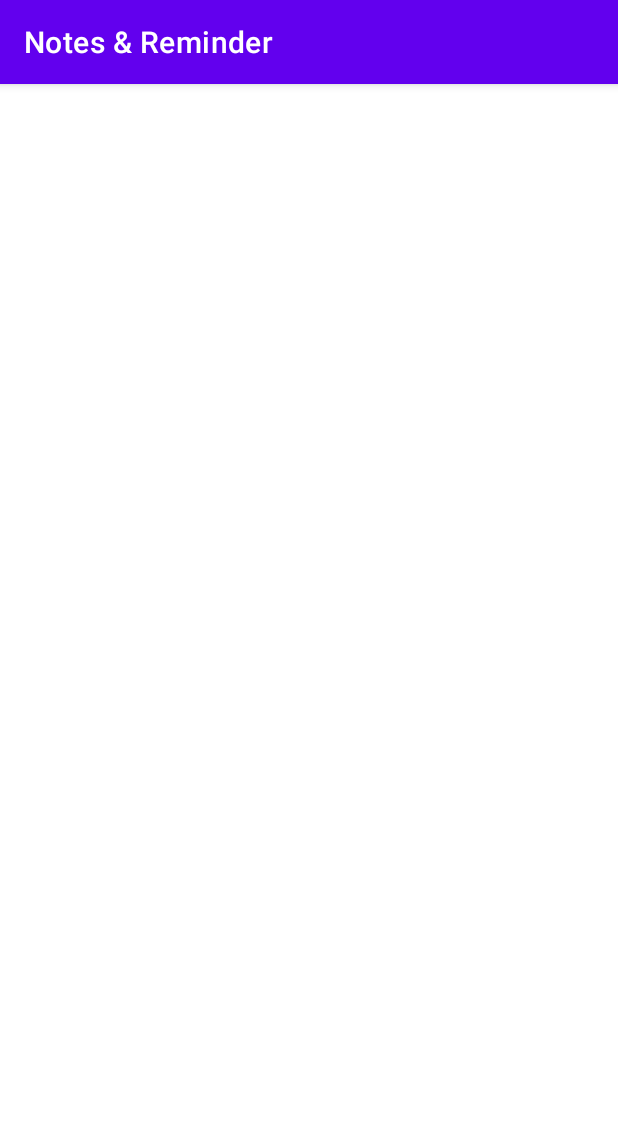
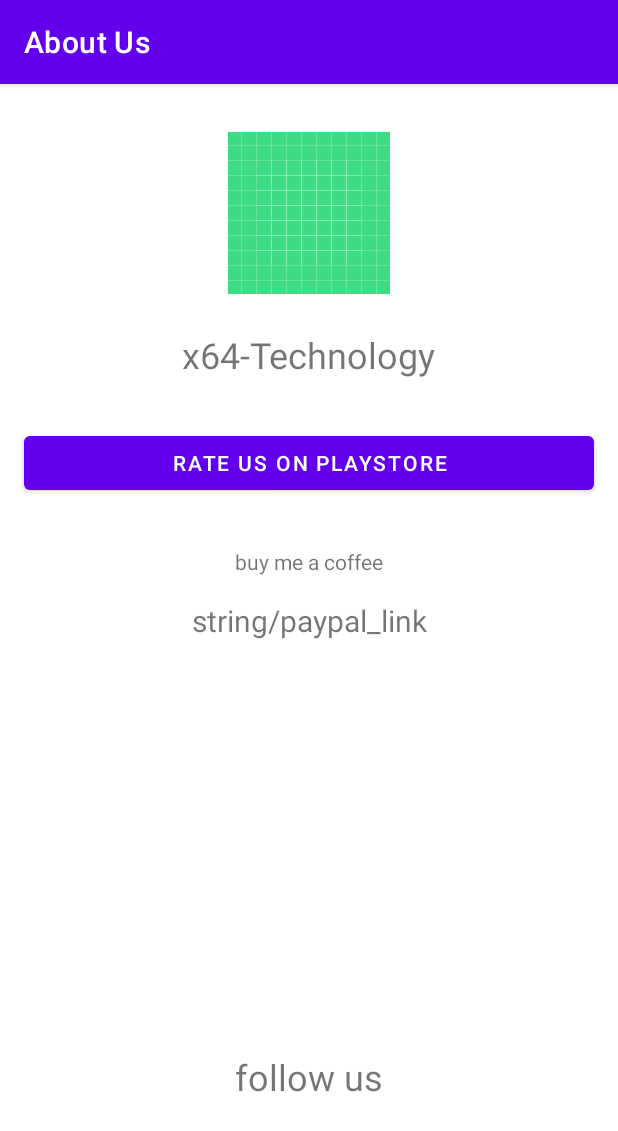
Before and after one commit to ankit7927/Untitled-Notes-Reminder, an Android app: the AboutUsActivity screen opened directly, with no data from a screen before it, on a phone screen of 412 x 824 dp. Shown: the top 1131 px of the screen. Run offline under Robolectric (Android 15) with nearby library versions, the phone set to English and light mode, and no system bars.

Commit message:
linked about page

```diff
--- a/app/src/main/java/com/x64tech/notesreminder/MainActivity.java
+++ b/app/src/main/java/com/x64tech/notesreminder/MainActivity.java
@@ -1,5 +1,6 @@
 package com.x64tech.notesreminder;
 
+import androidx.annotation.NonNull;
 import androidx.appcompat.app.AppCompatActivity;
 import androidx.lifecycle.Observer;
 import androidx.lifecycle.ViewModelProvider;
@@ -8,13 +9,15 @@ import androidx.recyclerview.widget.StaggeredGridLayoutManager;
 
 import android.content.Intent;
 import android.os.Bundle;
-import android.util.Log;
+import android.view.Menu;
+import android.view.MenuItem;
 import android.view.View;
 
 import com.google.android.material.floatingactionbutton.FloatingActionButton;
 import com.x64tech.notesreminder.adapter.NotesAdapter;
 import com.x64tech.notesreminder.database.NotesModel;
 import com.x64tech.notesreminder.database.NotesViewModel;
+import com.x64tech.notesreminder.pages.AboutUsActivity;
 import com.x64tech.notesreminder.pages.NoteActivity;
 
 import java.util.List;
@@ -59,4 +62,20 @@ public class MainActivity extends AppCompatActivity {
 
         notesAdapter = new NotesAdapter(this);
     }
+
+    @Override
+    public boolean onCreateOptionsMenu(Menu menu) {
+        getMenuInflater().inflate(R.menu.main_menu, menu);
+        return true;
+    }
+
+    @Override
+    public boolean onOptionsItemSelected(@NonNull MenuItem item) {
+        if (item.getItemId() == R.id.menuAbout) {
+            intent = new Intent(this, AboutUsActivity.class);
+            startActivity(intent);
+            return true;
+        }
+        return super.onOptionsItemSelected(item);
+    }
 }
--- a/app/src/main/java/com/x64tech/notesreminder/pages/AboutUsActivity.java
+++ b/app/src/main/java/com/x64tech/notesreminder/pages/AboutUsActivity.java
@@ -1,5 +1,6 @@
 package com.x64tech.notesreminder.pages;
 
+import androidx.appcompat.app.ActionBar;
 import androidx.appcompat.app.AppCompatActivity;
 
 import android.os.Bundle;
@@ -12,5 +13,10 @@ public class AboutUsActivity extends AppCompatActivity {
     protected void onCreate(Bundle savedInstanceState) {
         super.onCreate(savedInstanceState);
         setContentView(R.layout.activity_aboutus);
+
+        ActionBar actionBar = getSupportActionBar();
+        if (actionBar != null) {
+            actionBar.setTitle("About Us");
+        }
     }
 }
--- a/app/src/main/res/layout/activity_aboutus.xml
+++ b/app/src/main/res/layout/activity_aboutus.xml
@@ -6,4 +6,88 @@
     android:layout_height="match_parent"
     tools:context=".pages.AboutUsActivity">
 
+    <ImageView
+        android:id="@+id/imageView2"
+        android:layout_width="wrap_content"
+        android:layout_height="wrap_content"
+        android:layout_marginTop="32dp"
+        android:contentDescription="TODO"
+        app:layout_constraintEnd_toEndOf="parent"
+        app:layout_constraintStart_toStartOf="parent"
+        app:layout_constraintTop_toTopOf="parent"
+        app:srcCompat="@drawable/ic_launcher_background" />
+
+    <TextView
+        android:id="@+id/textView"
+        android:layout_width="wrap_content"
+        android:layout_height="wrap_content"
+        android:layout_marginTop="24dp"
+        android:text="x64-Technology"
+        android:textSize="24sp"
+        app:layout_constraintEnd_toEndOf="parent"
+        app:layout_constraintStart_toStartOf="parent"
+        app:layout_constraintTop_toBottomOf="@+id/imageView2" />
+
+    <TextView
+        android:id="@+id/textView2"
+        android:layout_width="wrap_content"
+        android:layout_height="wrap_content"
+        android:layout_marginTop="32dp"
+        android:text="buy me a coffee"
+        app:layout_constraintEnd_toEndOf="@+id/button"
+        app:layout_constraintStart_toStartOf="@+id/button"
+        app:layout_constraintTop_toBottomOf="@+id/button" />
+
+    <TextView
+        android:id="@+id/payPalLink"
+        android:layout_width="wrap_content"
+        android:layout_height="wrap_content"
+        android:layout_marginTop="16dp"
+        android:minHeight="48dp"
+        android:text="string/paypal_link"
+        android:textSize="20sp"
+        app:layout_constraintEnd_toEndOf="@+id/textView2"
+        app:layout_constraintStart_toStartOf="@+id/textView2"
+        app:layout_constraintTop_toBottomOf="@+id/textView2" />
+
+    <TextView
+        android:id="@+id/textView4"
+        android:layout_width="wrap_content"
+        android:layout_height="wrap_content"
+        android:layout_marginBottom="24dp"
+        android:text="follow us"
+        android:textSize="24sp"
+        app:layout_constraintBottom_toTopOf="@+id/linearLayout"
+        app:layout_constraintEnd_toEndOf="parent"
+        app:layout_constraintStart_toStartOf="parent" />
+
+
+    <LinearLayout
+        android:id="@+id/linearLayout"
+        android:layout_width="match_parent"
+        android:layout_height="50dp"
+
+        android:layout_marginBottom="16dp"
+        android:gravity="center_horizontal"
+        android:orientation="horizontal"
+        app:layout_constraintBottom_toBottomOf="parent"
+        app:layout_constraintEnd_toEndOf="parent"
+        app:layout_constraintHorizontal_bias="0.0"
+        app:layout_constraintStart_toStartOf="parent">
+
+
+    </LinearLayout>
+
+    <Button
+        android:id="@+id/button"
+        android:layout_width="0dp"
+        android:layout_height="wrap_content"
+        android:layout_marginStart="16dp"
+        android:layout_marginTop="32dp"
+        android:layout_marginEnd="16dp"
+        android:text="rate us on playstore"
+        app:layout_constraintEnd_toEndOf="parent"
+        app:layout_constraintStart_toStartOf="parent"
+        app:layout_constraintTop_toBottomOf="@+id/textView" />
+
 </androidx.constraintlayout.widget.ConstraintLayout>
```
